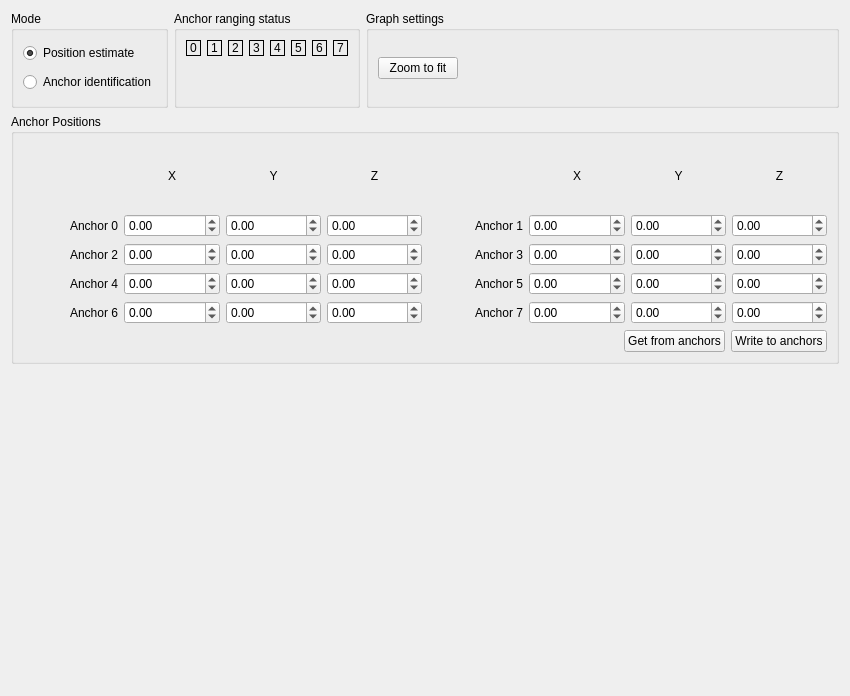
The window that src/cfclient/ui/tabs/locopositioning_tab.ui (bitcraze/crazyflie-clients-python) describes before a commit, drawn with Qt 5.
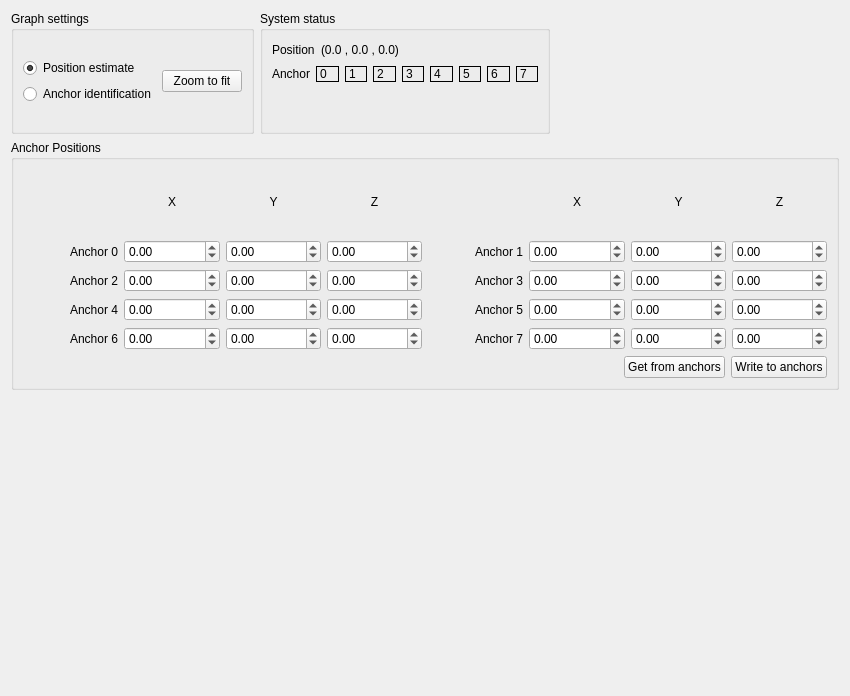
The same window after the commit.

Commit message:
Added estimated position in numbers to the Loco Positioning tab, closes #314
Also reorganised the graphical layout to save space

What changed in the file:
```diff
--- a/src/cfclient/ui/tabs/locopositioning_tab.ui
+++ b/src/cfclient/ui/tabs/locopositioning_tab.ui
@@ -32,10 +32,14 @@
          <item>
           <widget class="QGroupBox" name="groupBox_2">
            <property name="title">
-            <string>Mode</string>
+            <string>Graph settings</string>
            </property>
            <layout class="QVBoxLayout" name="verticalLayout_2">
             <item>
+             <layout class="QHBoxLayout" name="horizontalLayout_3">
+              <item>
+               <layout class="QVBoxLayout" name="verticalLayout_3">
+                <item>
              <widget class="QRadioButton" name="_estimated_postion_button">
               <property name="text">
                <string>Position estimate</string>
@@ -53,16 +57,69 @@
              </widget>
             </item>
            </layout>
+              </item>
+              <item>
+               <layout class="QHBoxLayout" name="horizontalLayout_4">
+                <item>
+                 <widget class="QPushButton" name="_show_all_button">
+                  <property name="text">
+                   <string>Zoom to fit</string>
+                  </property>
+                 </widget>
+                </item>
+               </layout>
+              </item>
+             </layout>
+            </item>
+           </layout>
           </widget>
          </item>
          <item>
           <widget class="QGroupBox" name="groupBox_4">
            <property name="title">
-            <string>Anchor ranging status</string>
+            <string>System status</string>
            </property>
            <layout class="QVBoxLayout" name="verticalLayout_6">
+            <item>
+             <layout class="QHBoxLayout" name="horizontalLayout_7">
+              <item>
+               <widget class="QLabel" name="label_7">
+                <property name="text">
+                 <string>Position</string>
+                </property>
+               </widget>
+              </item>
+              <item>
+               <widget class="QLabel" name="_status_position">
+                <property name="text">
+                 <string>(0.0 , 0.0 , 0.0)</string>
+                </property>
+               </widget>
+              </item>
+              <item>
+               <spacer name="horizontalSpacer_3">
+                <property name="orientation">
+                 <enum>Qt::Horizontal</enum>
+                </property>
+                <property name="sizeHint" stdset="0">
+                 <size>
+                  <width>40</width>
+                  <height>20</height>
+                 </size>
+                </property>
+               </spacer>
+              </item>
+             </layout>
+            </item>
             <item>
              <layout class="QHBoxLayout" name="horizontalLayout_6">
+              <item>
+               <widget class="QLabel" name="label_8">
+                <property name="text">
+                 <string>Anchor</string>
+                </property>
+               </widget>
+              </item>
               <item>
                <widget class="QLabel" name="_status_a0">
                 <property name="frameShape">
@@ -165,23 +222,6 @@
           </widget>
          </item>
          <item>
-          <widget class="QGroupBox" name="groupBox_3">
-           <property name="title">
-            <string>Graph settings</string>
-           </property>
-           <layout class="QHBoxLayout" name="horizontalLayout_5">
-            <item>
-             <layout class="QHBoxLayout" name="horizontalLayout_4">
-              <item>
-               <widget class="QPushButton" name="_show_all_button">
-                <property name="text">
-                 <string>Zoom to fit</string>
-                </property>
-               </widget>
-              </item>
-             </layout>
-            </item>
-            <item>
              <spacer name="horizontalSpacer_2">
               <property name="orientation">
                <enum>Qt::Horizontal</enum>
@@ -195,9 +235,6 @@
              </spacer>
             </item>
            </layout>
-          </widget>
-         </item>
-        </layout>
        </item>
        <item>
         <widget class="QGroupBox" name="groupBox">
```
Left out of the diff: 2 changed lines with no effect on the pictures. Lines whose indentation alone changed are shown as unchanged. The commit also changes 1 other file.
